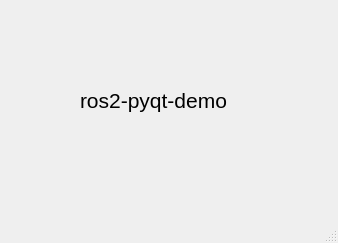
Old version of the form ros2_pyqt_demo/form.ui in the repository HowardWhile/ros2_pyqt_demo.
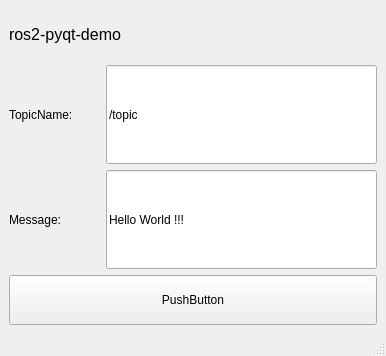
New version of the form.

Commit message: 調整latout

What changed in the file:
```diff
--- a/ros2_pyqt_demo/form.ui
+++ b/ros2_pyqt_demo/form.ui
@@ -6,32 +6,107 @@
    <rect>
     <x>0</x>
     <y>0</y>
-    <width>338</width>
-    <height>243</height>
+    <width>386</width>
+    <height>356</height>
    </rect>
   </property>
   <property name="windowTitle">
    <string>MainWindow</string>
   </property>
   <widget class="QWidget" name="centralwidget">
-   <widget class="QLabel" name="label">
-    <property name="geometry">
-     <rect>
-      <x>80</x>
-      <y>50</y>
-      <width>191</width>
-      <height>101</height>
-     </rect>
-    </property>
-    <property name="font">
-     <font>
-      <pointsize>16</pointsize>
-     </font>
-    </property>
-    <property name="text">
-     <string>ros2-pyqt-demo</string>
-    </property>
-   </widget>
+   <layout class="QVBoxLayout" name="verticalLayout" stretch="1,2,2,1">
+    <item>
+     <widget class="QLabel" name="stxt_title">
+      <property name="sizePolicy">
+       <sizepolicy hsizetype="Preferred" vsizetype="Preferred">
+        <horstretch>0</horstretch>
+        <verstretch>0</verstretch>
+       </sizepolicy>
+      </property>
+      <property name="font">
+       <font>
+        <pointsize>12</pointsize>
+       </font>
+      </property>
+      <property name="text">
+       <string>ros2-pyqt-demo</string>
+      </property>
+     </widget>
+    </item>
+    <item>
+     <layout class="QHBoxLayout" name="horizontalLayout" stretch="1,3">
+      <item>
+       <widget class="QLabel" name="stxt_topic_name">
+        <property name="sizePolicy">
+         <sizepolicy hsizetype="Preferred" vsizetype="Preferred">
+          <horstretch>0</horstretch>
+          <verstretch>0</verstretch>
+         </sizepolicy>
+        </property>
+        <property name="text">
+         <string>TopicName:</string>
+        </property>
+       </widget>
+      </item>
+      <item>
+       <widget class="QLineEdit" name="tbox_topic_name">
+        <property name="sizePolicy">
+         <sizepolicy hsizetype="Preferred" vsizetype="Preferred">
+          <horstretch>0</horstretch>
+          <verstretch>0</verstretch>
+         </sizepolicy>
+        </property>
+        <property name="text">
+         <string>/topic</string>
+        </property>
+       </widget>
+      </item>
+     </layout>
+    </item>
+    <item>
+     <layout class="QHBoxLayout" name="horizontalLayout_2" stretch="1,3">
+      <item>
+       <widget class="QLabel" name="stxt_pub_message">
+        <property name="sizePolicy">
+         <sizepolicy hsizetype="Preferred" vsizetype="Preferred">
+          <horstretch>0</horstretch>
+          <verstretch>0</verstretch>
+         </sizepolicy>
+        </property>
+        <property name="text">
+         <string>Message:</string>
+        </property>
+       </widget>
+      </item>
+      <item>
+       <widget class="QLineEdit" name="tbox_pub_message">
+        <property name="sizePolicy">
+         <sizepolicy hsizetype="Preferred" vsizetype="Preferred">
+          <horstretch>0</horstretch>
+          <verstretch>0</verstretch>
+         </sizepolicy>
+        </property>
+        <property name="text">
+         <string>Hello World !!!</string>
+        </property>
+       </widget>
+      </item>
+     </layout>
+    </item>
+    <item>
+     <widget class="QPushButton" name="btn_pub_topic">
+      <property name="sizePolicy">
+       <sizepolicy hsizetype="Preferred" vsizetype="Preferred">
+        <horstretch>0</horstretch>
+        <verstretch>0</verstretch>
+       </sizepolicy>
+      </property>
+      <property name="text">
+       <string>PushButton</string>
+      </property>
+     </widget>
+    </item>
+   </layout>
   </widget>
   <widget class="QMenuBar" name="menubar">
    <property name="geometry">
```
Left out of the diff: 2 changed lines with no effect on the pictures.
